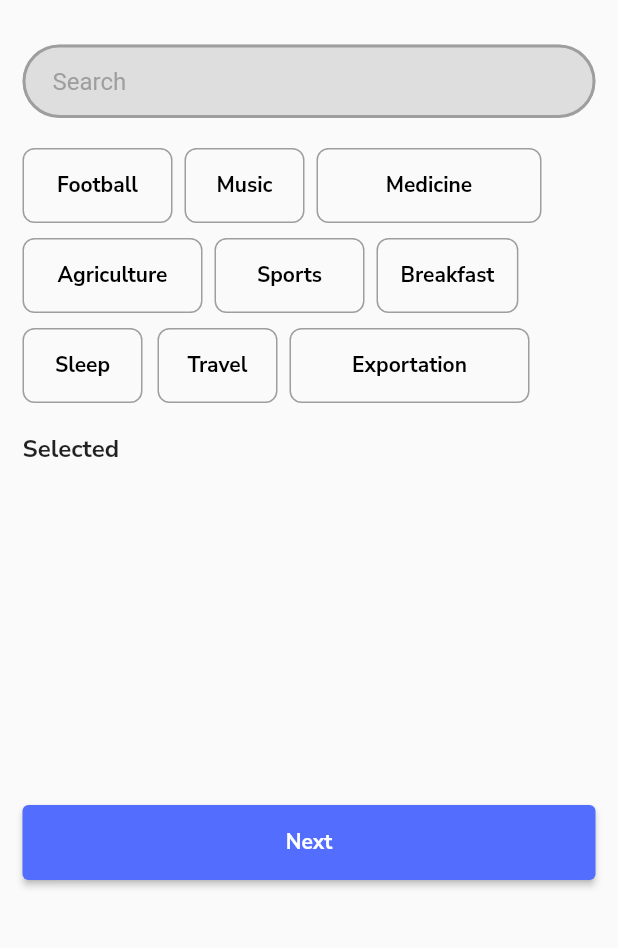
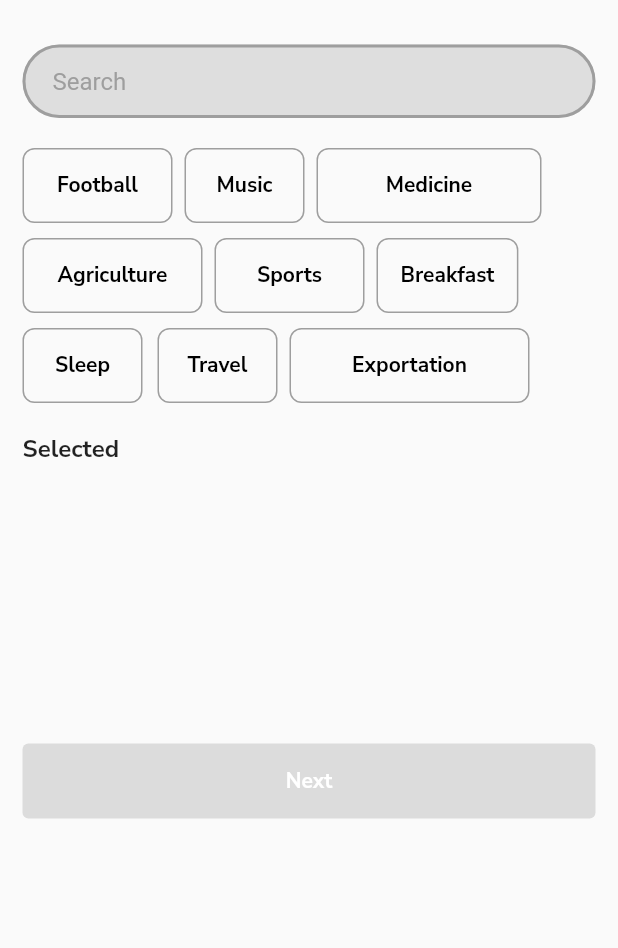
Before and after one commit to solomonium/Converze_Interest_App, a Flutter app: the screen it shows after launch, on a phone screen of 412 x 824 dp, the part 281-1229 px from its top. Run offline on Flutter 3.47's test engine with Material 2 defaults, Android fonts, the phone set to English and light mode, and no system bars; our stand-ins replace google_fonts.

Commit message:
overflow screen error update

```diff
--- a/lib/home_screen.dart
+++ b/lib/home_screen.dart
@@ -30,10 +30,16 @@ class _MyHomePageState extends State<MyHomePage> {
       appBar: AppBar(
         title: Text(widget.title),
       ),
-      body: Padding(
+      body: SafeArea(
+        child: Padding(
           padding: const EdgeInsets.symmetric(vertical: 50, horizontal: 15),
+          child: SingleChildScrollView(
             child: Column(
-          crossAxisAlignment: CrossAxisAlignment.start,
+              mainAxisAlignment: MainAxisAlignment.spaceBetween,
+              children: [
+                ListView(
+                  shrinkWrap: true,
+                  //crossAxisAlignment: CrossAxisAlignment.start,
                   children: [
                     AppLargeText(size: 20, text: 'Interests'),
                     const SizedBox(height: 10),
@@ -41,16 +47,26 @@ class _MyHomePageState extends State<MyHomePage> {
                         text:
                             'Select a minimum of 3 interests and a maximum of 7 interests.'),
                     const SizedBox(height: 30),
+
+                    // TypeAheadField(
+                    //   onSuggestionSelected: (suggestion) => {},
+                    //   suggestionsCallback: (String pattern) => {},
+                    //   itemBuilder: (BuildContext context, Object? itemData) =>
+                    //       Container(),
+                    // ),
+
                     TextFormField(
                       decoration: InputDecoration(
-                contentPadding:
-                    const EdgeInsets.symmetric(vertical: 15, horizontal: 20),
+                        contentPadding: const EdgeInsets.symmetric(
+                            vertical: 15, horizontal: 20),
                         enabledBorder: OutlineInputBorder(
-                    borderSide: const BorderSide(color: Colors.grey, width: 2),
+                            borderSide:
+                                const BorderSide(color: Colors.grey, width: 2),
                             borderRadius: BorderRadius.circular(50)),
                         border: OutlineInputBorder(
                           borderRadius: BorderRadius.circular(50),
-                  borderSide: const BorderSide(color: Colors.grey, width: 0.9),
+                          borderSide:
+                              const BorderSide(color: Colors.grey, width: 0.9),
                         ),
                         filled: true,
                         hintText: 'Search',
@@ -64,7 +80,8 @@ class _MyHomePageState extends State<MyHomePage> {
                       ),
                     ),
                     const SizedBox(height: 20),
-            Wrap(
+                    SizedBox(
+                      child: Wrap(
                         runSpacing: 10,
                         children: [
                           SelectInterest(
@@ -72,6 +89,7 @@ class _MyHomePageState extends State<MyHomePage> {
                             onClick: () {
                               setState(() {
                                 isFootballVisible = !isFootballVisible;
+                                isSelected++;
                               });
                             },
                             btnHeight: 50,
@@ -85,6 +103,7 @@ class _MyHomePageState extends State<MyHomePage> {
                             onClick: () {
                               setState(() {
                                 isMusicVisible = !isMusicVisible;
+                                isSelected++;
                               });
                             },
                             btnHeight: 50,
@@ -98,6 +117,7 @@ class _MyHomePageState extends State<MyHomePage> {
                             onClick: () {
                               setState(() {
                                 isMedicineVisible = !isMedicineVisible;
+                                isSelected++;
                               });
                             },
                             btnHeight: 50,
@@ -113,6 +133,7 @@ class _MyHomePageState extends State<MyHomePage> {
                             onClick: () {
                               setState(() {
                                 isAgricultureVisible = !isAgricultureVisible;
+                                isSelected++;
                               });
                             },
                             btnHeight: 50,
@@ -126,6 +147,7 @@ class _MyHomePageState extends State<MyHomePage> {
                             onClick: () {
                               setState(() {
                                 isSportVisible = !isSportVisible;
+                                isSelected++;
                               });
                             },
                             btnHeight: 50,
@@ -139,6 +161,7 @@ class _MyHomePageState extends State<MyHomePage> {
                             onClick: () {
                               setState(() {
                                 isBreakfastVisible = !isBreakfastVisible;
+                                isSelected++;
                               });
                             },
                             btnHeight: 50,
@@ -153,6 +176,7 @@ class _MyHomePageState extends State<MyHomePage> {
                             onClick: () {
                               setState(() {
                                 isSleepVisible = !isSleepVisible;
+                                isSelected++;
                               });
                             },
                             btnHeight: 50,
@@ -166,6 +190,7 @@ class _MyHomePageState extends State<MyHomePage> {
                             onClick: () {
                               setState(() {
                                 isTravelVisible = !isTravelVisible;
+                                isSelected++;
                               });
                             },
                             btnHeight: 50,
@@ -179,6 +204,7 @@ class _MyHomePageState extends State<MyHomePage> {
                             onClick: () {
                               setState(() {
                                 isExportationVisible = !isExportationVisible;
+                                isSelected++;
                               });
                             },
                             btnHeight: 50,
@@ -188,13 +214,15 @@ class _MyHomePageState extends State<MyHomePage> {
                           ),
                         ],
                       ),
+                    ),
                     const SizedBox(height: 20),
                     AppText(
                       text: 'Selected',
                       fontWeight: FontWeight.w700,
                     ),
                     const SizedBox(height: 5),
-            Wrap(
+                    Expanded(
+                      child: Wrap(
                         runSpacing: 10,
                         children: [
                           SelectInterest(
@@ -204,6 +232,7 @@ class _MyHomePageState extends State<MyHomePage> {
                             onClick: () {
                               setState(() {
                                 isFootballVisible = !isFootballVisible;
+                                isSelected--;
                               });
                             },
                             btnHeight: 50,
@@ -219,6 +248,7 @@ class _MyHomePageState extends State<MyHomePage> {
                             onClick: () {
                               setState(() {
                                 isMusicVisible = !isMusicVisible;
+                                isSelected--;
                               });
                             },
                             btnHeight: 50,
@@ -234,6 +264,7 @@ class _MyHomePageState extends State<MyHomePage> {
                             onClick: () {
                               setState(() {
                                 isMedicineVisible = !isMedicineVisible;
+                                isSelected--;
                               });
                             },
                             btnHeight: 50,
@@ -251,6 +282,7 @@ class _MyHomePageState extends State<MyHomePage> {
                             onClick: () {
                               setState(() {
                                 isAgricultureVisible = !isAgricultureVisible;
+                                isSelected--;
                               });
                             },
                             btnHeight: 50,
@@ -266,6 +298,7 @@ class _MyHomePageState extends State<MyHomePage> {
                             onClick: () {
                               setState(() {
                                 isSportVisible = !isSportVisible;
+                                isSelected--;
                               });
                             },
                             btnHeight: 50,
@@ -281,6 +314,7 @@ class _MyHomePageState extends State<MyHomePage> {
                             onClick: () {
                               setState(() {
                                 isBreakfastVisible = !isBreakfastVisible;
+                                isSelected--;
                               });
                             },
                             btnHeight: 50,
@@ -297,6 +331,7 @@ class _MyHomePageState extends State<MyHomePage> {
                             onClick: () {
                               setState(() {
                                 isSleepVisible = !isSleepVisible;
+                                isSelected--;
                               });
                             },
                             btnHeight: 50,
@@ -312,6 +347,7 @@ class _MyHomePageState extends State<MyHomePage> {
                             onClick: () {
                               setState(() {
                                 isTravelVisible = !isTravelVisible;
+                                isSelected--;
                               });
                             },
                             btnHeight: 50,
@@ -327,6 +363,7 @@ class _MyHomePageState extends State<MyHomePage> {
                             onClick: () {
                               setState(() {
                                 isExportationVisible = !isExportationVisible;
+                                isSelected--;
                               });
                             },
                             btnHeight: 50,
@@ -336,20 +373,25 @@ class _MyHomePageState extends State<MyHomePage> {
                           ),
                         ],
                       ),
-            const Spacer(),
+                    ),
+                    const SizedBox(height: 170),
                     SizedBox(
                       height: 50,
                       child: ElevatedButton(
                         style: ElevatedButton.styleFrom(
                           onPrimary: Colors.black87,
                           primary: Colors.indigoAccent,
-                  padding:
-                      const EdgeInsets.symmetric(horizontal: 0, vertical: 0),
+                          padding: const EdgeInsets.symmetric(
+                              horizontal: 0, vertical: 0),
                           shape: const RoundedRectangleBorder(
                             borderRadius: BorderRadius.all(Radius.circular(4)),
                           ),
                         ),
-                onPressed: isSelected <= 3 && isSelected >= 7 ? null : () {},
+                        onPressed: isSelected >= 3 && isSelected <= 7
+                            ? () {
+                                print(isSelected);
+                              }
+                            : null,
                         child: Center(
                           child: Text(
                             'Next',
@@ -365,7 +407,29 @@ class _MyHomePageState extends State<MyHomePage> {
                     ),
                   ],
                 ),
+              ],
+            ),
+          ),
+        ),
       ),
     );
   }
+
+  List interest = [
+    {'Interest1': 'Football'},
+    {"Intrest2": "Music"},
+    {"Intrest3": "Medicine"},
+    {"Intrest4": "Agriculture"},
+    {"Intrest5": "Sports"},
+    {"Intrest6": "Breakfast"},
+    {"Intrest7": "Sleep"},
+    {"Intrest8": "Travel"},
+    {"Intrest9": "Exportation"},
+    {"Intrest10": "Eating"},
+    {"Intrest11": "Singing"},
+    {"Intrest12": "Gyming"},
+    {"Intrest13": "Reading"},
+    {"Intrest14": "Coding"},
+    {"Intrest15": "Meditating"}
+  ];
 }
--- a/lib/main.dart
+++ b/lib/main.dart
@@ -1,6 +1,5 @@
 import 'package:interest_app/home_screen.dart';
 import 'package:flutter/material.dart';
-import 'package:flutter/cupertino.dart';
 
 void main() {
   runApp(const MyApp());
--- a/pubspec.yaml
+++ b/pubspec.yaml
@@ -3,7 +3,7 @@ description: A new Flutter project.
 
 # The following line prevents the package from being accidentally published to
 # pub.dev using `flutter pub publish`. This is preferred for private packages.
-publish_to: 'none' # Remove this line if you wish to publish to pub.dev
+publish_to: "none" # Remove this line if you wish to publish to pub.dev
 
 # The following defines the version and build number for your application.
 # A version number is three numbers separated by dots, like 1.2.43
@@ -30,7 +30,6 @@ dependencies:
   flutter:
     sdk: flutter
 
-
   # The following adds the Cupertino Icons font to your application.
   # Use with the CupertinoIcons class for iOS style icons.
   cupertino_icons: ^1.0.2
@@ -52,7 +51,6 @@ dev_dependencies:
 
 # The following section is specific to Flutter.
 flutter:
-
   # The following line ensures that the Material Icons font is
   # included with your application, so that you can use the icons in
   # the material Icons class.
```
Also changed, not shown: lib/widgets/interest.json (added, +18 -0 lines). Lines whose indentation alone changed are shown as unchanged.
